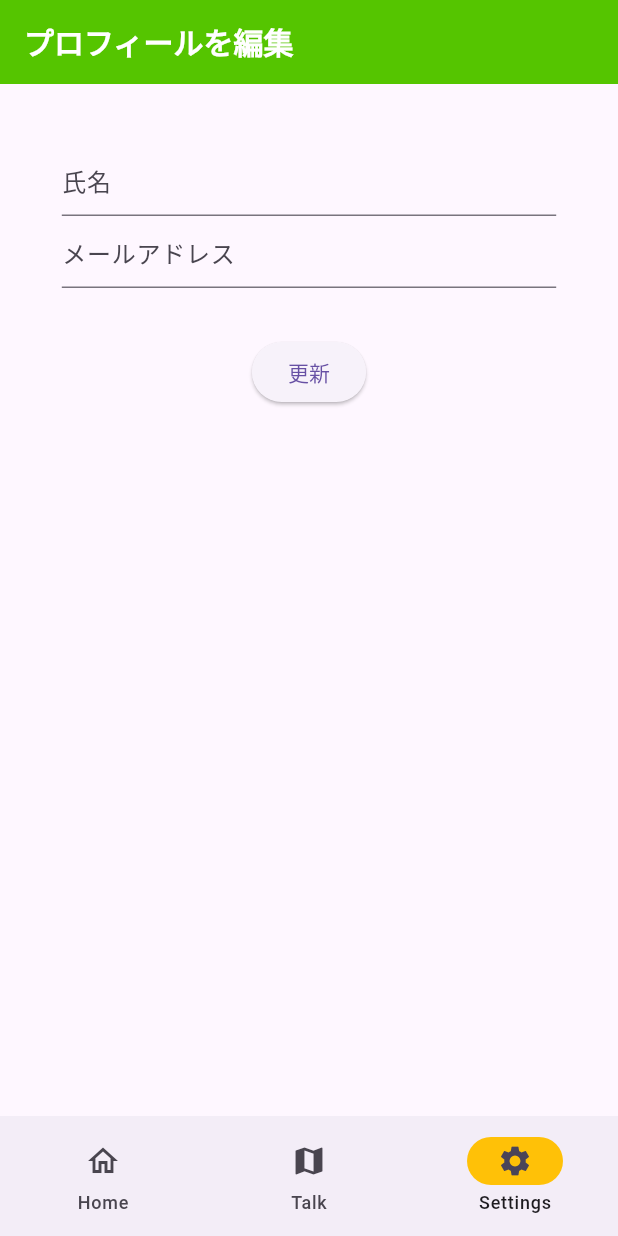
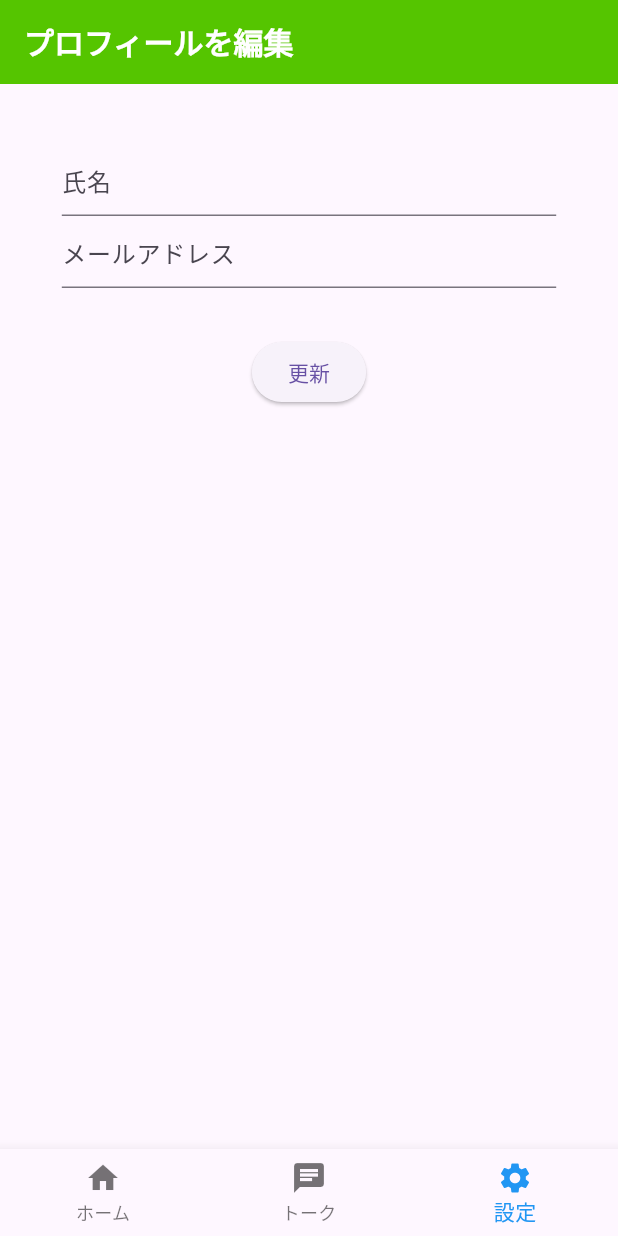
Before and after one commit to platinadata/line, a Flutter app: the BottomNavigation screen opened directly, item 3 of the bottom bar chosen, on a phone screen of 412 x 824 dp. Run offline on Flutter 3.47's test engine with Material 3 defaults, Android fonts, the light colour scheme and no system bars; our stand-ins replace cloud_firestore, firebase_core; accounts and stored records are empty; network calls fail.

Commit message:
ナビゲーションバーのレイアウトを変更

```diff
--- a/lib/app.dart
+++ b/lib/app.dart
@@ -83,39 +83,36 @@ class _BottomNavigationState extends State<BottomNavigation> {
 
   int _selectedIndex = 0;
 
+  void _onItemTapped(int index) {
+    setState(() {
+      _selectedIndex = index;
+    });
+  }
+
   @override
   Widget build(BuildContext context) {
-    if (_my == null) {
-      return const Scaffold(body: Center(child: CircularProgressIndicator()));
-    }
-
     final screens = [
       MyProfileScreen(my: _my!, users: _users),
       TalkListScreen(users: _users),
       MyProfileEdit(my: _my!),
     ];
+
+    if (_my == null) {
+      return const Scaffold(body: Center(child: CircularProgressIndicator()));
+    }
+
     return Scaffold(
       body: screens[_selectedIndex],
-      bottomNavigationBar: NavigationBar(
-        // タップされたタブのインデックスを設定
-        onDestinationSelected: (int index) {
-          setState(() {
-            _selectedIndex = index;
-          });
-        },
-        indicatorColor: Colors.amber,
-        // 選択されたタブの設定（設定しないと画面は切り替わってもタブの色は変わらない）
-        selectedIndex: _selectedIndex,
-        // タブ自体の設定（必須項目のため、書かないとエラーになる）
-        destinations: const <Widget>[
-          NavigationDestination(
-            selectedIcon: Icon(Icons.home),
-            icon: Icon(Icons.home_outlined),
-            label: 'Home',
-          ),
-          NavigationDestination(icon: Icon(Icons.map), label: 'Talk'),
-          NavigationDestination(icon: Icon(Icons.settings), label: 'Settings'),
+      bottomNavigationBar: BottomNavigationBar(
+        currentIndex: _selectedIndex,
+        onTap: _onItemTapped,
+        items: const <BottomNavigationBarItem>[
+          BottomNavigationBarItem(icon: Icon(Icons.home), label: 'ホーム'),
+          BottomNavigationBarItem(icon: Icon(Icons.chat), label: 'トーク'),
+          BottomNavigationBarItem(icon: Icon(Icons.settings), label: '設定'),
         ],
+        type: BottomNavigationBarType.fixed,
+        selectedItemColor: Colors.blue,
       ),
     );
   }
--- a/lib/screens/talk_room.dart
+++ b/lib/screens/talk_room.dart
@@ -32,7 +32,7 @@ class _TalkRoomScreenState extends State<TalkRoomScreen> {
   @override
   Widget build(BuildContext context) {
     return Scaffold(
-      appBar: AppBar(title: Text('${widget.user.name}さんとのトークルーム')),
+      appBar: AppBar(title: Text(widget.user.name)),
       body: Column(
         children: [
           Expanded(
@@ -103,6 +103,7 @@ class _TalkRoomScreenState extends State<TalkRoomScreen> {
               ],
             ),
           ),
+          SizedBox(height: 40),
         ],
       ),
     );
--- a/lib/widgets/talkuser_container.dart
+++ b/lib/widgets/talkuser_container.dart
@@ -9,7 +9,7 @@ class TalkUserContainer extends StatelessWidget {
   @override
   Widget build(BuildContext context) {
     return Padding(
-      padding: const EdgeInsets.only(bottom: 16, left: 16, right: 16),
+      padding: const EdgeInsets.only(bottom: 24, left: 16, right: 16),
       child: GestureDetector(
         onTap: () {
           Navigator.of(context).push(
@@ -20,9 +20,7 @@ class TalkUserContainer extends StatelessWidget {
         },
         child: Center(
           child: Container(
-            padding: const EdgeInsets.symmetric(horizontal: 16, vertical: 16),
             decoration: const BoxDecoration(
-              color: Color(0xFFe6e6fa),
               borderRadius: BorderRadius.all(Radius.circular(8)),
             ),
             child: Column(
@@ -34,7 +32,7 @@ class TalkUserContainer extends StatelessWidget {
                     Column(
                       children: [
                         CircleAvatar(
-                          radius: 26,
+                          radius: 24,
                           backgroundImage: NetworkImage(user.profileImageUrl),
                         ),
                       ],
```
Also changed, not shown: lib/widgets/myprofile_container.dart (+7 -2 lines).
